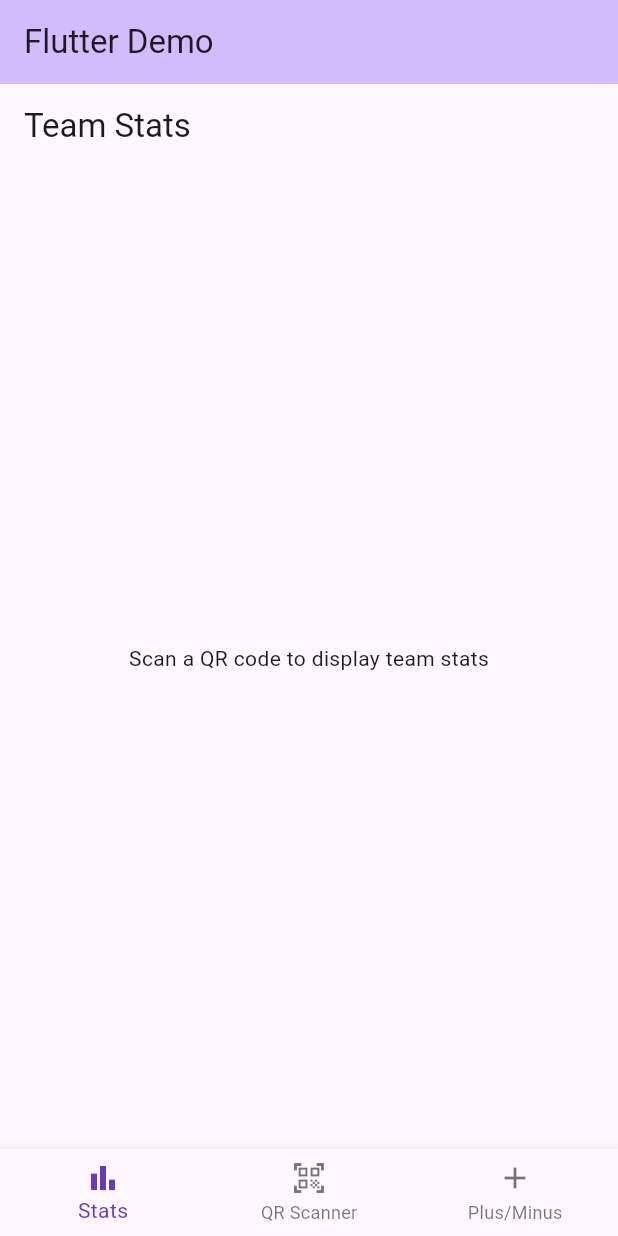
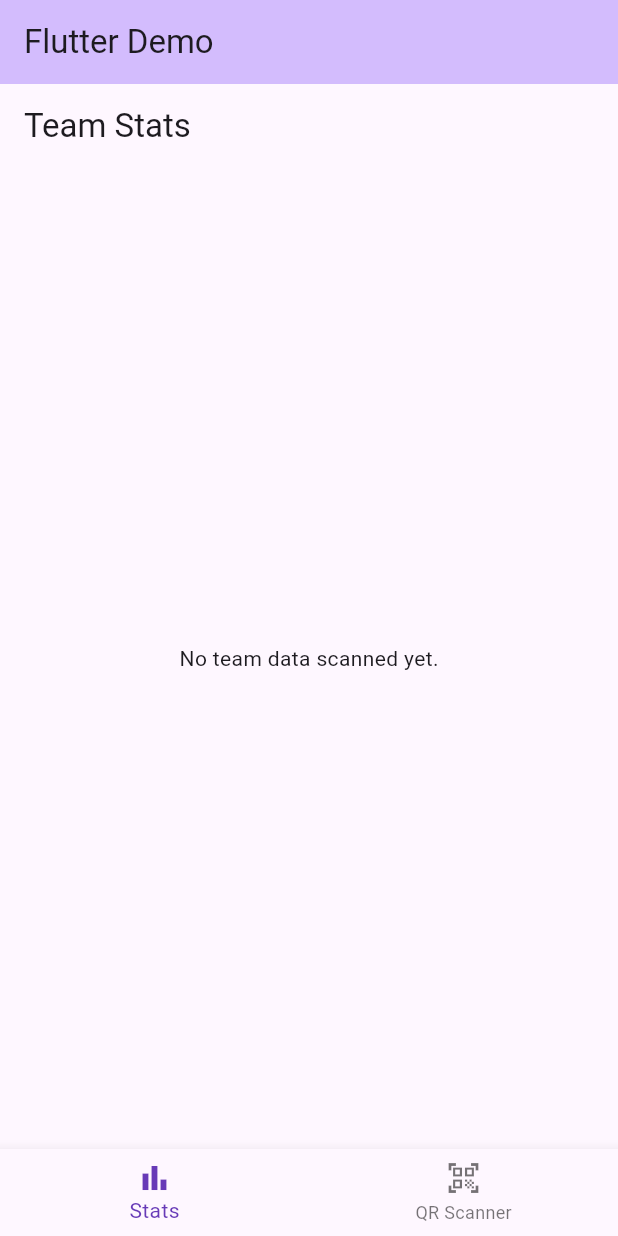
Before and after one commit to EWFranks/NFLStatsQRScanner, a Flutter app: the screen it shows after launch, on a phone screen of 412 x 824 dp. Run offline on Flutter 3.47's test engine with Material 3 defaults, Android fonts, the phone set to English and light mode, and no system bars; missing offline and left inert: mobile_scanner.

Commit message:
Stores scanned team data as a list and adds scrollable functionality.

```diff
--- a/flutter_application_1/lib/QR_Scanner.dart
+++ b/flutter_application_1/lib/QR_Scanner.dart
@@ -18,7 +18,7 @@ class _QRCodeScannerState extends State<QRCodeScanner> {
   final NflApiService nflApiService = NflApiService();
 
   void _onDetect(BarcodeCapture barcodeCapture) async {
-    if (isScanInProgress) { // If a scan is in progress then ignore the others
+    if (isScanInProgress) { // If a scan is in progress then ignore immediate scanning
       return;
     }
 
--- a/flutter_application_1/lib/Stats.dart
+++ b/flutter_application_1/lib/Stats.dart
@@ -2,9 +2,9 @@ import 'package:flutter/material.dart';
 import 'TeamData.dart';
 
 class StatsScreen extends StatelessWidget {
-  final TeamData? teamData; // Passes data
+  final List<TeamData> scannedTeams;
 
-  const StatsScreen({Key? key, required this.teamData}) : super(key: key);
+  const StatsScreen({super.key, required this.scannedTeams});
 
   @override
   Widget build(BuildContext context) {
@@ -12,43 +12,43 @@ class StatsScreen extends StatelessWidget {
       appBar: AppBar(
         title: const Text('Team Stats'),
       ),
-      body: Padding(
+      body: scannedTeams.isEmpty
+          ? const Center(child: Text('No team data scanned yet.'))
+          : ListView.builder(
+              itemCount: scannedTeams.length,
+              itemBuilder: (context, index) {
+                final team = scannedTeams[index];
+                return Card(
+                  margin: const EdgeInsets.all(8.0),
+                  child: Padding(
                     padding: const EdgeInsets.all(16.0),
-        child: teamData != null
-            ? Column(
+                    child: Column(
                       crossAxisAlignment: CrossAxisAlignment.start,
                       children: [
-                  Image.network(teamData!.logoUrl),
-                  const SizedBox(height: 16),
                         Text(
-                    'Team: ${teamData!.name}',
-                    style: const TextStyle(fontSize: 20, fontWeight: FontWeight.bold),
+                          team.displayName,
+                          style: const TextStyle(
+                              fontSize: 20, fontWeight: FontWeight.bold),
                         ),
+                        const SizedBox(height: 8),
+                        Image.network(
+                          team.logoUrl,
+                          height: 50,
+                          errorBuilder: (context, error, stackTrace) =>
+                              const Icon(Icons.error),
+                        ),
+                        const SizedBox(height: 8),
+                        Text('Location: ${team.location}'),
+                        Text('Record: ${team.recordSummary}'),
+                        Text('Season Summary: ${team.seasonSummary}'),
+                        Text('Standing: ${team.standingSummary}'),
                         Text(
-                    'Location: ${teamData!.location}',
-                    style: const TextStyle(fontSize: 16),
+                            'Coach: ${team.coachFirstName} ${team.coachLastName} (${team.coachExperience} years)'),
+                      ],
                     ),
-                  Text(
-                    'Record: ${teamData!.recordSummary}',
-                    style: const TextStyle(fontSize: 16),
                   ),
-                  Text(
-                    'Standing: ${teamData!.standingSummary}',
-                    style: const TextStyle(fontSize: 16),
-                  ),
-                  Text(
-                    'Coach: ${teamData!.coachFirstName} ${teamData!.coachLastName}',
-                    style: const TextStyle(fontSize: 16),
-                  ),
-                  Text(
-                    'Experience: ${teamData!.coachExperience} years',
-                    style: const TextStyle(fontSize: 16),
-                  ),
-                ],
-              )
-            : const Center(
-                child: Text('Scan a QR code to display team stats'),
-              ),
+                );
+              },
             ),
     );
   }
--- a/flutter_application_1/lib/main.dart
+++ b/flutter_application_1/lib/main.dart
@@ -32,11 +32,11 @@ class MyHomePage extends StatefulWidget {
 
 class _MyHomePageState extends State<MyHomePage> {
   int _selectedIndex = 0;
-  TeamData? _teamData;
+  List<TeamData> _scannedTeams = [];
 
-  void _updateTeamData(TeamData data) {
+  void _addTeamData(TeamData data) {
     setState(() {
-      _teamData = data;
+      _scannedTeams.add(data);  // Add new scan result to the list
     });
   }
 
@@ -56,9 +56,8 @@ class _MyHomePageState extends State<MyHomePage> {
       body: IndexedStack(
         index: _selectedIndex,
         children: [
-          StatsScreen(teamData: _teamData), // Updated to Stats
-          QRCodeScanner(onTeamDataScanned: _updateTeamData),
-          //const OddsScreen(), // Updated to Odds
+          StatsScreen(scannedTeams: _scannedTeams), // Passes list of scanned teams
+          QRCodeScanner(onTeamDataScanned: _addTeamData),
         ],
       ),
       bottomNavigationBar: BottomNavigationBar(
@@ -71,10 +70,6 @@ class _MyHomePageState extends State<MyHomePage> {
             icon: Icon(Icons.qr_code_scanner),
             label: 'QR Scanner',
           ),
-          BottomNavigationBarItem(
-            icon: Icon(Icons.add),
-            label: 'Plus/Minus',
-          ),
         ],
         currentIndex: _selectedIndex,
         selectedItemColor: Colors.deepPurple,
```
Lines whose indentation alone changed are shown as unchanged.
